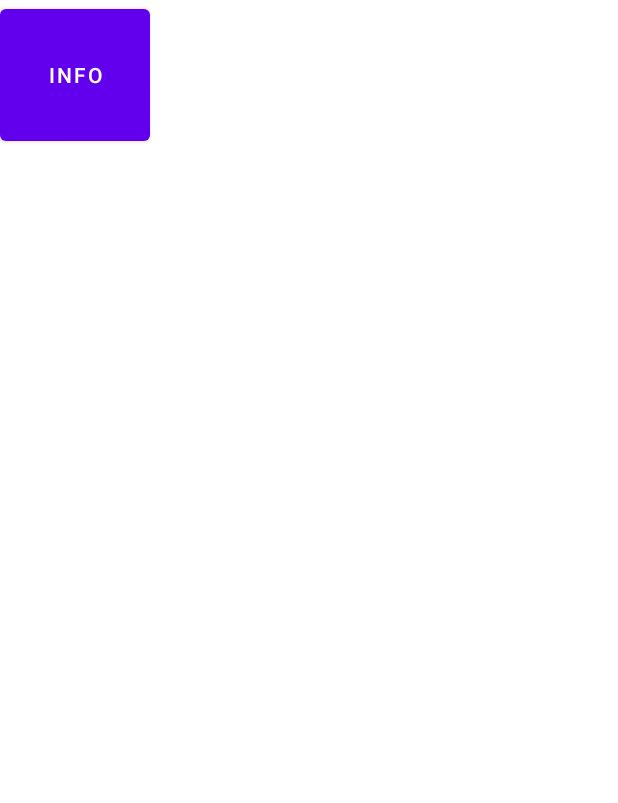
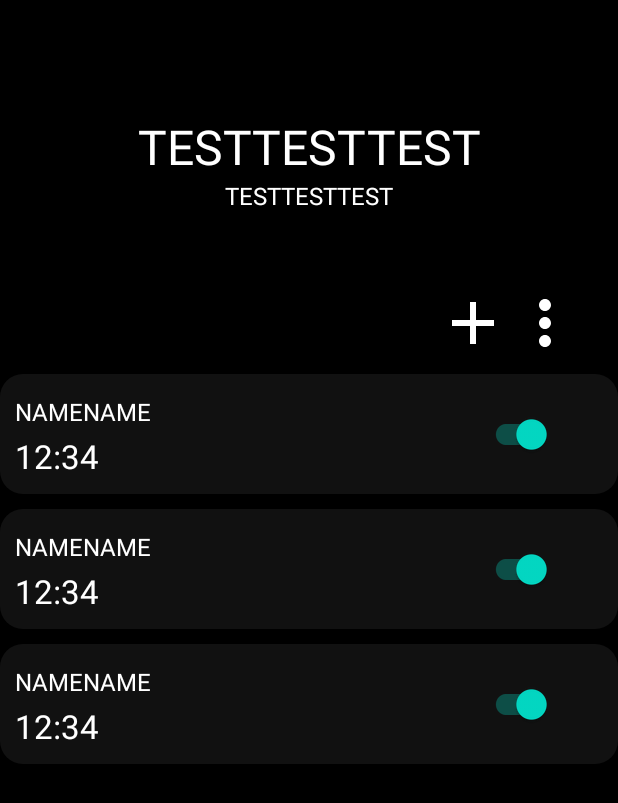
Before and after one commit to pAdre91/AlarmClock_V2, an Android app: the layout fragment_alarm_list.xml on its own in the app's theme, with its tools: preview values and no code run, on a phone screen of 412 x 824 dp. Shown: the top 803 px of the screen. Run offline under Robolectric (Android 15) with nearby library versions, the phone set to English and light mode, and no system bars.

Commit message:
alarm clocks list UI added

```diff
--- a/app/src/main/java/com/example/alarmclockv2/MainActivity.kt
+++ b/app/src/main/java/com/example/alarmclockv2/MainActivity.kt
@@ -1,11 +1,15 @@
 package com.example.alarmclockv2
 
+import android.os.Bundle
+import androidx.appcompat.app.ActionBar
 import androidx.appcompat.app.AppCompatActivity
-import android.os.Bundle
 
 class MainActivity : AppCompatActivity() {
     override fun onCreate(savedInstanceState: Bundle?) {
         super.onCreate(savedInstanceState)
         setContentView(R.layout.activity_main)
+
+        val actionBar: ActionBar? = supportActionBar
+        actionBar?.hide()
     }
 }
--- a/app/src/main/java/com/example/alarmclockv2/ui/screens/AlarmListFragment.kt
+++ b/app/src/main/java/com/example/alarmclockv2/ui/screens/AlarmListFragment.kt
@@ -21,7 +21,7 @@ class AlarmListFragment : Fragment(R.layout.fragment_alarm_list)
         binding = FragmentAlarmListBinding.bind(view)
         (requireActivity().application as App).appComponent.injectViewModel(viewModel)
 
-        binding.goToAlarmInfo.setOnClickListener {
+        binding.addAlarmClockButton.setOnClickListener {
             findNavController().navigate(R.id.action_alarmListFragment_to_alarmInfoFragment)
         }
     }
--- /dev/null
+++ b/app/src/main/res/drawable/alarm_clock_list_item_bg.xml
@@ -0,0 +1,7 @@
+<?xml version="1.0" encoding="utf-8"?>
+<shape xmlns:android="http://schemas.android.com/apk/res/android"
+    android:shape="rectangle">
+    <solid
+        android:color="@color/gray_black"/>
+    <corners android:radius="15dp" />
+</shape>
--- /dev/null
+++ b/app/src/main/res/drawable/ic_baseline_add_24.xml
@@ -0,0 +1,5 @@
+<vector android:height="48dp" android:tint="#FFFFFF"
+    android:viewportHeight="24" android:viewportWidth="24"
+    android:width="48dp" xmlns:android="http://schemas.android.com/apk/res/android">
+    <path android:fillColor="@android:color/white" android:pathData="M19,13h-6v6h-2v-6H5v-2h6V5h2v6h6v2z"/>
+</vector>
--- /dev/null
+++ b/app/src/main/res/drawable/ic_baseline_more_vert_24.xml
@@ -0,0 +1,5 @@
+<vector android:height="48dp" android:tint="#FFFFFF"
+    android:viewportHeight="24" android:viewportWidth="24"
+    android:width="48dp" xmlns:android="http://schemas.android.com/apk/res/android">
+    <path android:fillColor="@android:color/white" android:pathData="M12,8c1.1,0 2,-0.9 2,-2s-0.9,-2 -2,-2 -2,0.9 -2,2 0.9,2 2,2zM12,10c-1.1,0 -2,0.9 -2,2s0.9,2 2,2 2,-0.9 2,-2 -0.9,-2 -2,-2zM12,16c-1.1,0 -2,0.9 -2,2s0.9,2 2,2 2,-0.9 2,-2 -0.9,-2 -2,-2z"/>
+</vector>
--- /dev/null
+++ b/app/src/main/res/layout/alarm_clock_item.xml
@@ -0,0 +1,59 @@
+<?xml version="1.0" encoding="utf-8"?>
+<LinearLayout
+    xmlns:android="http://schemas.android.com/apk/res/android"
+    android:layout_width="match_parent"
+    android:layout_height="80dp"
+    android:layout_marginTop="10dp"
+    android:background="@drawable/alarm_clock_list_item_bg">
+
+    <LinearLayout
+        android:id="@+id/timerInfoContainer"
+        android:layout_width="match_parent"
+        android:layout_height="match_parent"
+
+        android:layout_weight="0.2"
+        android:orientation="vertical"
+        android:padding="10dp">
+
+        <TextView
+            android:id="@+id/alarmClockName"
+            android:layout_width="match_parent"
+            android:layout_height="match_parent"
+            android:gravity="center_vertical"
+
+            android:text="NAMENAME"
+            android:textColor="@color/white"
+            android:textSize="16dp"
+            android:layout_weight="0.5"
+            />
+
+        <TextView
+            android:id="@+id/alarmClockTime"
+            android:layout_width="match_parent"
+            android:layout_height="match_parent"
+            android:gravity="center_vertical"
+
+            android:text="12:34"
+            android:textColor="@color/white"
+            android:textSize="22dp"
+            android:layout_weight="0.5"
+            />
+    </LinearLayout>
+
+    <LinearLayout
+        android:id="@+id/switchContainer"
+        android:layout_width="match_parent"
+        android:layout_height="match_parent"
+        android:gravity="center"
+
+        android:layout_weight="0.4"
+        android:orientation="vertical">
+
+        <androidx.appcompat.widget.SwitchCompat
+            android:id="@+id/isAlarmClockActive"
+            android:layout_width="wrap_content"
+            android:layout_height="wrap_content"
+            android:checked="true"
+            />
+    </LinearLayout>
+</LinearLayout>
--- a/app/src/main/res/layout/fragment_alarm_list.xml
+++ b/app/src/main/res/layout/fragment_alarm_list.xml
@@ -3,18 +3,102 @@
     xmlns:android="http://schemas.android.com/apk/res/android"
     xmlns:app="http://schemas.android.com/apk/res-auto"
     xmlns:tools="http://schemas.android.com/tools"
+
     tools:context=".ui.screens.AlarmListFragment"
+
     android:layout_width="match_parent"
-    android:layout_height="match_parent">
+    android:layout_height="match_parent"
 
-    <Button
-        android:id="@+id/goToAlarmInfo"
-        android:layout_width="100dp"
-        android:layout_height="100dp"
-        app:layout_constraintLeft_toLeftOf="parent"
-        android:text="info"
+    android:background="@color/black"
+    >
 
+    <androidx.constraintlayout.widget.ConstraintLayout
+        android:id="@+id/nextTimerInfo"
+        android:layout_width="match_parent"
+        android:layout_height="wrap_content"
 
-        tools:ignore="MissingConstraints" />
+        app:layout_constraintTop_toTopOf="parent"
+        app:layout_constraintBottom_toBottomOf="parent"
 
+        app:layout_constraintVertical_bias="0.1"
+        >
+
+        <TextView
+            android:id="@+id/nearestAlarmClockTime"
+            android:layout_width="match_parent"
+            android:layout_height="wrap_content"
+
+            app:layout_constraintTop_toTopOf="parent"
+            app:layout_constraintBottom_toTopOf="@id/nearestAlarmClockDate"
+
+            android:text="TESTTESTTEST"
+            android:textSize="32sp"
+            android:textColor="@color/white"
+            android:gravity="center"
+            />
+
+        <TextView
+            android:id="@+id/nearestAlarmClockDate"
+
+            android:layout_width="match_parent"
+            android:layout_height="wrap_content"
+            app:layout_constraintTop_toBottomOf="@+id/nearestAlarmClockTime"
+
+            android:text="TESTTESTTEST"
+            android:textSize="16sp"
+            android:textColor="@color/white"
+            android:gravity="center"
+            />
+    </androidx.constraintlayout.widget.ConstraintLayout>
+
+    <androidx.constraintlayout.widget.ConstraintLayout
+        android:id="@+id/alarmClocksList"
+        android:layout_width="match_parent"
+        android:layout_height="0dp"
+
+        app:layout_constraintTop_toBottomOf="@id/nextTimerInfo"
+        app:layout_constraintBottom_toBottomOf="parent"
+        android:layout_marginTop="50dp"
+        >
+
+        <ImageButton
+            android:id="@+id/addAlarmClockButton"
+
+            android:layout_width="48dp"
+            android:layout_height="48dp"
+
+            app:layout_constraintTop_toTopOf="parent"
+            app:layout_constraintLeft_toLeftOf="parent"
+            app:layout_constraintRight_toRightOf="parent"
+            app:layout_constraintHorizontal_bias="0.8"
+
+            android:src="@drawable/ic_baseline_add_24"
+            android:background="@color/black"
+            />
+
+        <ImageButton
+            android:id="@+id/settingsAlarmClockButton"
+
+            android:layout_width="48dp"
+            android:layout_height="48dp"
+
+            app:layout_constraintTop_toTopOf="parent"
+            app:layout_constraintLeft_toRightOf="@id/addAlarmClockButton"
+
+            android:src="@drawable/ic_baseline_more_vert_24"
+            android:background="@color/black"
+            />
+
+        <androidx.recyclerview.widget.RecyclerView
+            android:id="@+id/alarmClockListContainer"
+
+            android:layout_width="match_parent"
+            android:layout_height="0dp"
+
+            app:layout_constraintTop_toBottomOf="@id/addAlarmClockButton"
+            app:layout_constraintBottom_toBottomOf="parent"
+            tools:listitem="@layout/alarm_clock_item"
+            />
+
+    </androidx.constraintlayout.widget.ConstraintLayout>
 </androidx.constraintlayout.widget.ConstraintLayout>
--- a/app/src/main/res/values/colors.xml
+++ b/app/src/main/res/values/colors.xml
@@ -7,4 +7,7 @@
     <color name="teal_700">#FF018786</color>
     <color name="black">#FF000000</color>
     <color name="white">#FFFFFFFF</color>
+    <color name="gray_black">#FF111111</color>
+    <color name="gray_white">#FFCCCCCC</color>
+    <color name="gray_medium">#FF888888</color>
 </resources>
```
